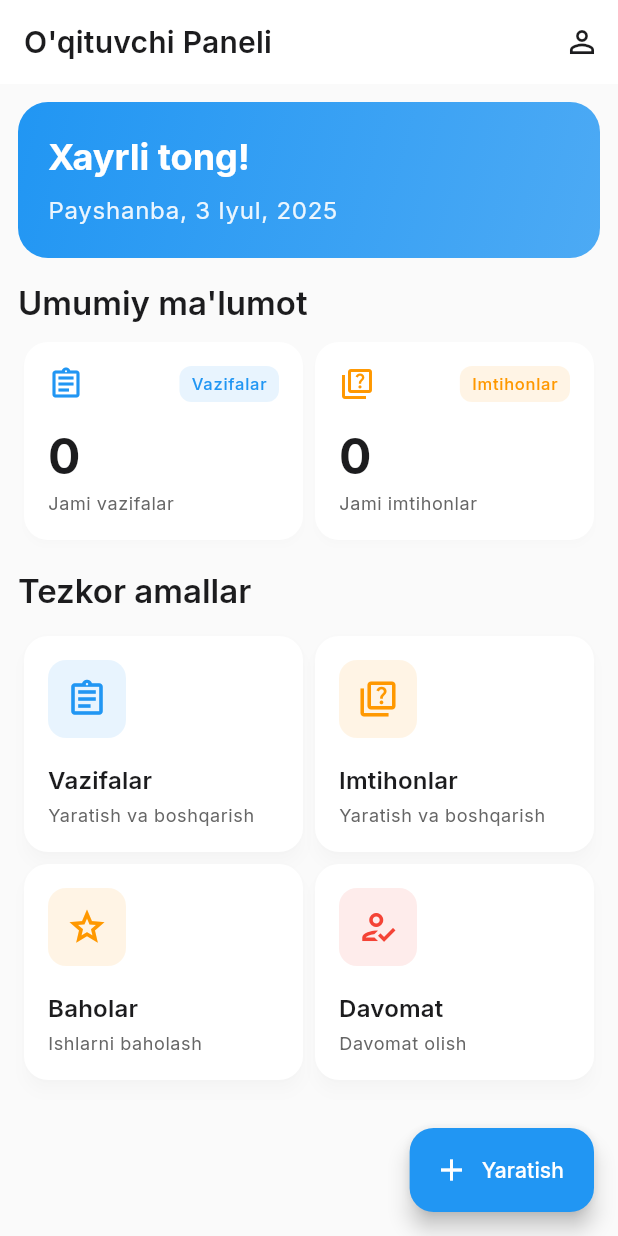
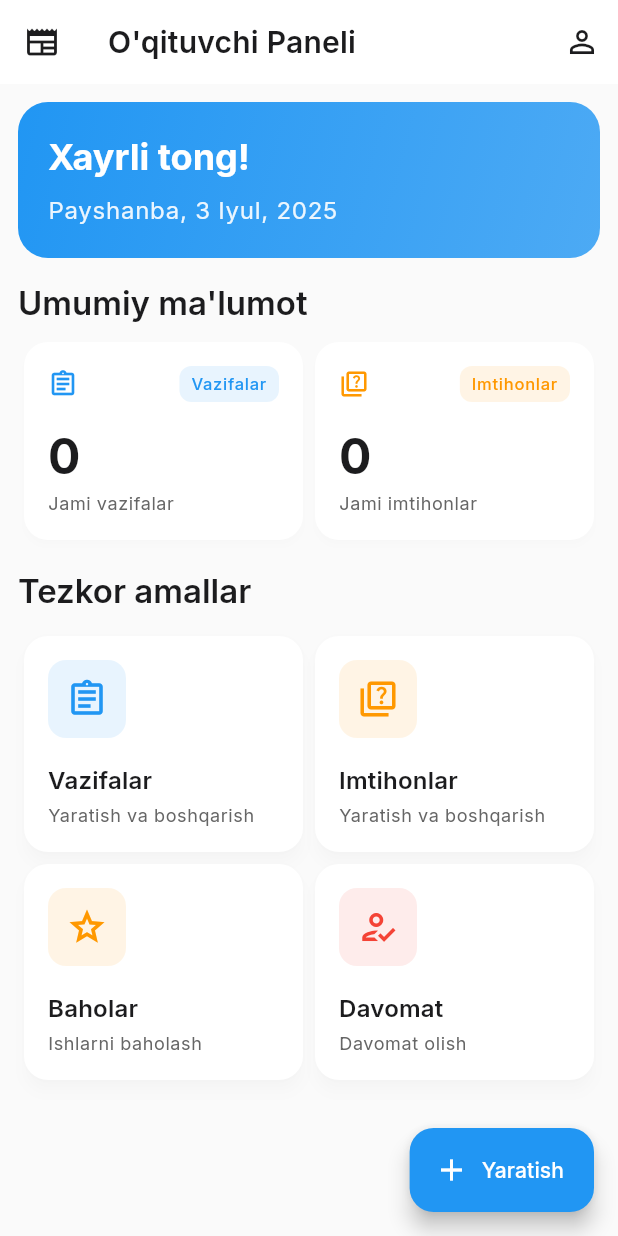
Before and after one commit to IslomjonovAbdulazim/toshmi_mobile, a Flutter app: the TeacherHomeView screen opened by its route, on a phone screen of 412 x 824 dp. Run offline on Flutter 3.47's test engine with Material 3 defaults, Android fonts, the phone set to English and light mode, and no system bars; our stand-ins replace dio, file_picker, get, get_storage, google_fonts, image_picker and 4 more; accounts and stored records are empty; network calls fail.

Commit message:
teacher 99.9

```diff
--- a/lib/app/modules/student/views/student_news_view.dart
+++ b/lib/app/modules/student/views/student_news_view.dart
@@ -87,7 +87,7 @@ class _StudentNewsViewState extends State<StudentNewsView> {
                 height: 200,
                 fit: BoxFit.cover,
                 errorBuilder: (context, error, stackTrace) {
-                  return Text("${newsRepository.getFileUrl(firstImageId)}\n $error");
+                  return SizedBox();
                 },
               ),
             ),
--- a/lib/app/modules/teacher/views/home/teacher_home_view.dart
+++ b/lib/app/modules/teacher/views/home/teacher_home_view.dart
@@ -1,6 +1,7 @@
 import 'package:flutter/material.dart';
 import 'package:get/get.dart';
 
+import '../../../student/views/student_news_view.dart';
 import '../../controllers/profile_controller.dart';
 import '../../controllers/teacher_home_controller.dart';
 import '../attendance/attendance_view.dart';
@@ -25,6 +26,11 @@ class TeacherHomeView extends GetView<TeacherHomeController> {
         backgroundColor: theme.colorScheme.surface,
         elevation: 0,
         automaticallyImplyLeading: false,
+        leading: IconButton(
+          onPressed: () => Get.to(() => const StudentNewsView()),
+          icon: const Icon(Icons.newspaper),
+          tooltip: 'news'.tr,
+        ),
         actions: [
           IconButton(
             onPressed: () {
--- a/lib/app/modules/teacher/views/shared/widgets/stats_card.dart
+++ b/lib/app/modules/teacher/views/shared/widgets/stats_card.dart
@@ -44,10 +44,12 @@ class StatsCard extends StatelessWidget {
               children: [
                 Icon(
                   icon,
-                  size: 24,
+                  size: 20,
                   color: iconColor ?? theme.colorScheme.primary,
                 ),
-                Container(
+                SizedBox(width: 5),
+                Flexible(
+                  child: Container(
                     padding: const EdgeInsets.symmetric(
                       horizontal: 8,
                       vertical: 4,
@@ -62,6 +64,8 @@ class StatsCard extends StatelessWidget {
                       style: theme.textTheme.labelSmall?.copyWith(
                         color: iconColor ?? theme.colorScheme.primary,
                         fontWeight: FontWeight.w500,
+                      ),
+                      textAlign: TextAlign.center,
                     ),
                   ),
                 ),
```
Also changed, not shown: lib/app/modules/teacher/views/attendance/attendance_form_view.dart (+72 -42 lines), lib/app/modules/teacher/views/attendance/attendance_view.dart (+1 -9 lines). Lines whose indentation alone changed are shown as unchanged.
